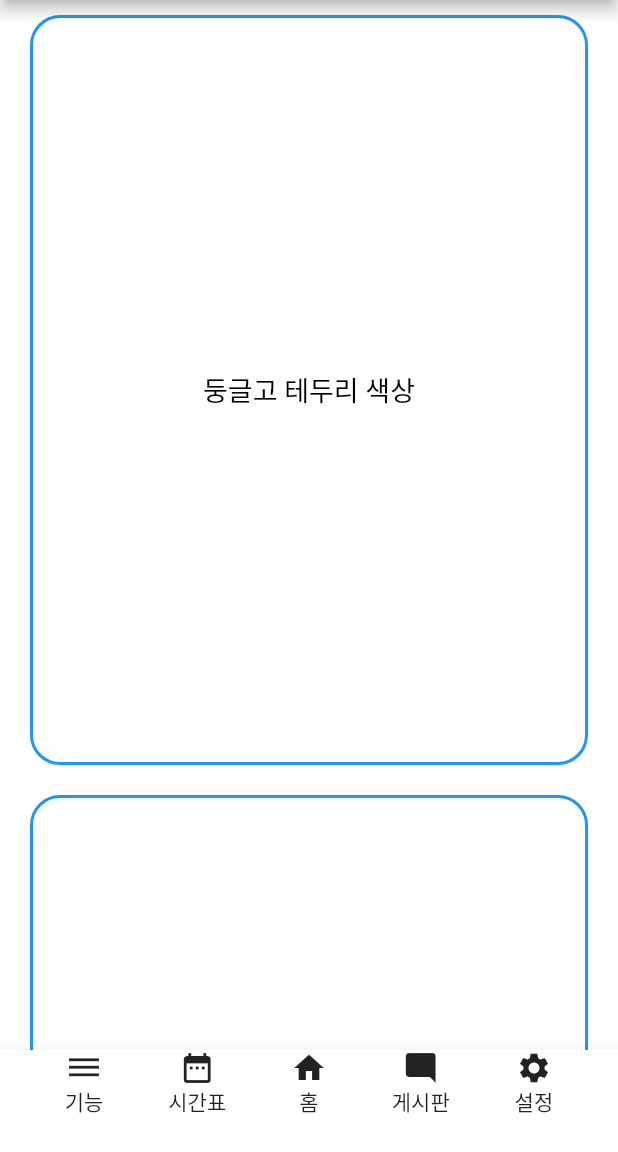
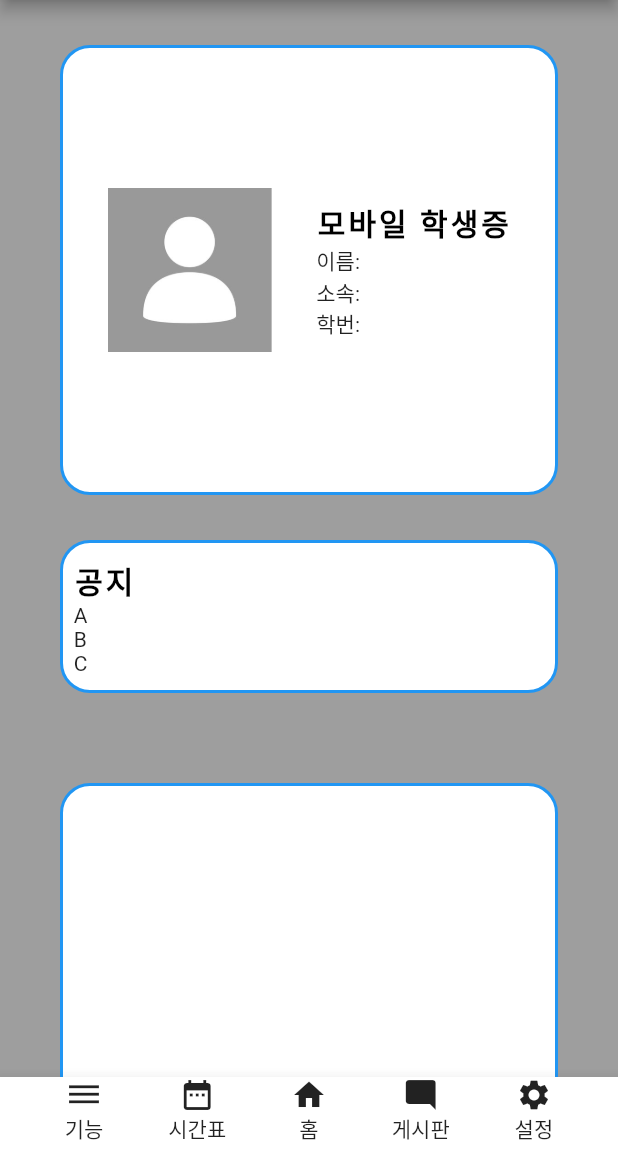
Before and after one commit to kevink1113/Sogang-Link, a Flutter app: the screen it shows after launch, on a phone screen of 412 x 824 dp, the part 84-1236 px from its top. Run offline on Flutter 3.47's test engine with Material 2 defaults, Android fonts, the phone set to English and light mode, and no system bars.

Commit message:
기본적인 페이지 구성

```diff
--- a/frontend/lib/home.dart
+++ b/frontend/lib/home.dart
@@ -1,17 +1,18 @@
 import 'package:flutter/material.dart';
 import 'package:flutter/services.dart';
-import 'dart:async';
-import 'dart:math';
+import 'package:soganglink/homepage.dart';
 
-class HomePage extends StatefulWidget {
-  const HomePage({Key? key}) : super(key: key);
+import 'package:soganglink/timetable.dart';
+
+class Home extends StatefulWidget {
+  const Home({Key? key}) : super(key: key);
   @override
-  _HomePage createState() => _HomePage();
+  _Home createState() => _Home();
 }
 
-class _HomePage extends State<HomePage> {
+class _Home extends State<Home> {
   final GlobalKey<ScaffoldState> scaffoldKey = GlobalKey<ScaffoldState>();
-
+  Widget bodyPage = const HomePage();
   @override
   void initState() {
     super.initState();
@@ -19,13 +20,11 @@
 
   @override
   Widget build(BuildContext context) {
-    var screenwidth = MediaQuery.of(context).size.width;
     // TODO: implement build
 
     return Scaffold(
         key: scaffoldKey,
-        backgroundColor: Colors.white,
-        //
+        backgroundColor: Colors.grey,
         appBar: AppBar(
           title: const Center(
             child: Text(
@@ -38,116 +37,28 @@
           ),
           backgroundColor: Colors.redAccent,
         ),
-        body: SingleChildScrollView(
-          child: Column(
-            children: [
-              Container(
-                alignment: Alignment.center,
-                decoration: BoxDecoration(
-                  color: Colors.white, // Container의 배경색
-                  borderRadius: BorderRadius.circular(20), // 둥근 모서리 반경 설정
-                  border: Border.all(
-                    color: Colors.blue, // 테두리 색상
-                    width: 2, // 테두리 두께
-                  ),
-                ),
-                height: 500,
-                margin: EdgeInsets.fromLTRB(20, 10, 20, 10),
-                child: Center(
-                  child: Text(
-                    '둥글고 테두리 색상',
-                    style: TextStyle(
-                      fontSize: 18,
-                      color: Colors.black,
-                    ),
-                  ),
-                ),
-              ),
-              Container(
-                alignment: Alignment.center,
-                decoration: BoxDecoration(
-                  color: Colors.white, // Container의 배경색
-                  borderRadius: BorderRadius.circular(20), // 둥근 모서리 반경 설정
-                  border: Border.all(
-                    color: Colors.blue, // 테두리 색상
-                    width: 2, // 테두리 두께
-                  ),
-                ),
-                height: 500,
-                margin: EdgeInsets.fromLTRB(20, 10, 20, 10),
-                child: Center(
-                  child: Text(
-                    '둥글고 테두리 색상',
-                    style: TextStyle(
-                      fontSize: 18,
-                      color: Colors.black,
-                    ),
-                  ),
-                ),
-              ),
-              Container(
-                alignment: Alignment.center,
-                decoration: BoxDecoration(
-                  color: Colors.white, // Container의 배경색
-                  borderRadius: BorderRadius.circular(20), // 둥근 모서리 반경 설정
-                  border: Border.all(
-                    color: Colors.blue, // 테두리 색상
-                    width: 2, // 테두리 두께
-                  ),
-                ),
-                height: 500,
-                margin: EdgeInsets.fromLTRB(20, 10, 20, 10),
-                child: Center(
-                  child: Text(
-                    '둥글고 테두리 색상',
-                    style: TextStyle(
-                      fontSize: 18,
-                      color: Colors.black,
-                    ),
-                  ),
-                ),
-              ),
-              Container(
-                alignment: Alignment.center,
-                decoration: BoxDecoration(
-                  color: Colors.white, // Container의 배경색
-                  borderRadius: BorderRadius.circular(20), // 둥근 모서리 반경 설정
-                  border: Border.all(
-                    color: Colors.blue, // 테두리 색상
-                    width: 2, // 테두리 두께
-                  ),
-                ),
-                height: 500,
-                margin: EdgeInsets.fromLTRB(20, 10, 20, 10),
-                child: Center(
-                  child: Text(
-                    '둥글고 테두리 색상',
-                    style: TextStyle(
-                      fontSize: 18,
-                      color: Colors.black,
-                    ),
-                  ),
-                ),
-              )
-            ],
-          ),
-        ),
-        bottomNavigationBar: const BottomAppBar(
-          height: 68,
+        body: bodyPage,
+        bottomNavigationBar: BottomAppBar(
+          height: 50,
           child: Row(
             mainAxisAlignment: MainAxisAlignment.spaceEvenly,
             children: [
               Flexible(
-                flex: 1,
                 child: Column(
                   children: [
                     Icon(Icons.dehaze),
                     Text('기능'),
                   ],
                 ),
+                flex: 1,
               ),
               Flexible(
-                flex: 1,
+                child: InkWell(
+                  onTap: () {
+                    setState(() {
+                      bodyPage = const TimeTable();
+                    });
+                  },
                   child: Column(
                     children: [
                       Icon(Icons.date_range),
@@ -155,13 +66,21 @@
                     ],
                   ),
                 ),
+                flex: 1,
+              ),
               Flexible(
-                flex: 1,
+                child: InkWell(
+                  onTap: () {
+                    setState(() {
+                      bodyPage = const HomePage();
+                    });
+                  },
                   child: Column(
                     children: [
                       Icon(Icons.home),
                       Text('홈'),
                     ],
+                  ),
                 ),
               ),
               Flexible(
--- /dev/null
+++ b/frontend/lib/homepage.dart
@@ -0,0 +1,158 @@
+import 'package:flutter/material.dart';
+import 'package:flutter/services.dart';
+
+
+
+class HomePage extends StatefulWidget{
+  const HomePage({Key? key}) : super(key:key);
+  @override
+  _HomePage createState() => _HomePage();
+}
+
+
+class _HomePage extends State<HomePage>{
+  @override
+  void initState() {
+    // TODO: implement initState
+    super.initState();
+  }
+
+  @override
+  Widget build(BuildContext context) {
+    // TODO: implement build
+    return SingleChildScrollView(
+      child: Column(
+        children: [
+          Container( //모바일 학생증
+              alignment: Alignment.center,
+              decoration: BoxDecoration(
+                color: Colors.white, // Container의 배경색
+                borderRadius: BorderRadius.circular(20), // 둥근 모서리 반경 설정
+                border: Border.all(
+                  color: Colors.blue, // 테두리 색상
+                  width: 2, // 테두리 두께
+                ),
+              ),
+              height: 300,
+              margin: EdgeInsets.fromLTRB(40, 30, 40, 10),
+              child: Row(
+                mainAxisAlignment: MainAxisAlignment.spaceEvenly,
+                children: [
+                  Flexible(
+                      flex: 1,
+                      child: ClipRRect(
+                          borderRadius: BorderRadius.circular(20.0),
+                          child: Image.asset(
+                            "assets/images/sample.jpg",
+                            height: 200,
+                            width: 200,
+                            fit: BoxFit.contain,
+                          )
+                      )
+                  ),
+                  Flexible(
+                      flex: 2,
+                      child: Column(
+                        crossAxisAlignment: CrossAxisAlignment.start,
+                        mainAxisAlignment: MainAxisAlignment.center,
+                        children: [
+                          Text(
+                            "모바일 학생증",
+                            style: TextStyle(
+                              color: Colors.black,
+                              fontSize: 20,
+                              fontWeight: FontWeight.bold,
+                              letterSpacing: 2.0,
+                            ),
+                          ),
+                          Text("이름: "),
+                          Text("소속: "),
+                          Text("학번: "),
+                        ],
+                      )
+                  )
+                ],
+              )
+          ),
+          Container(
+              alignment: Alignment(-0.95,-1.0),
+              decoration: BoxDecoration(
+                color: Colors.white, // Container의 배경색
+                borderRadius: BorderRadius.circular(20), // 둥근 모서리 반경 설정
+                border: Border.all(
+                  color: Colors.blue, // 테두리 색상
+                  width: 2, // 테두리 두께
+                ),
+              ),
+              margin: EdgeInsets.fromLTRB(40, 20, 40, 30),
+              child: Padding(
+                padding: EdgeInsets.fromLTRB(0, 10, 0, 10),
+                child: Column(
+                  crossAxisAlignment: CrossAxisAlignment.start,
+                  children: [
+                    Text(
+                      "공지",
+                      style: TextStyle(
+                        color: Colors.black,
+                        fontSize: 20,
+                        fontWeight: FontWeight.bold,
+                        letterSpacing: 2.0,
+                      ),
+                    ),
+                    Text("A"),
+                    Text("B"),
+                    Text("C"),
+                  ],
+                ),
+              )
+          ),
+          Container(
+            alignment: Alignment.center,
+            decoration: BoxDecoration(
+              color: Colors.white, // Container의 배경색
+              borderRadius: BorderRadius.circular(20), // 둥근 모서리 반경 설정
+              border: Border.all(
+                color: Colors.blue, // 테두리 색상
+                width: 2, // 테두리 두께
+              ),
+            ),
+            height: 500,
+            margin: EdgeInsets.fromLTRB(40, 30, 40, 30),
+            child: Center(
+              child: Text(
+                '둥글고 테두리 색상',
+                style: TextStyle(
+                  fontSize: 18,
+                  color: Colors.black,
+                ),
+              ),
+            ),
+          ),
+          Container(
+            alignment: Alignment.center,
+            decoration: BoxDecoration(
+              color: Colors.white, // Container의 배경색
+              borderRadius: BorderRadius.circular(20), // 둥근 모서리 반경 설정
+              border: Border.all(
+                color: Colors.blue, // 테두리 색상
+                width: 2, // 테두리 두께
+              ),
+            ),
+            height: 500,
+            margin: EdgeInsets.fromLTRB(20, 10, 20, 10),
+            child: Center(
+              child: Text(
+                '둥글고 테두리 색상',
+                style: TextStyle(
+                  fontSize: 18,
+                  color: Colors.black,
+                ),
+              ),
+            ),
+          )
+        ],
+      ),
+    );
+  }
+
+}
--- a/frontend/lib/main.dart
+++ b/frontend/lib/main.dart
@@ -11,8 +11,8 @@
   // This widget is the root of your application.
   @override
   Widget build(BuildContext context) {
-    return const MaterialApp(
-      home: HomePage(),
+    return MaterialApp(
+      home: const Home(),
     );
   }
 }
--- a/frontend/pubspec.yaml
+++ b/frontend/pubspec.yaml
@@ -32,6 +32,7 @@
     sdk: flutter
 
 
+
   # The following adds the Cupertino Icons font to your application.
   # Use with the CupertinoIcons class for iOS style icons.
   cupertino_icons: ^1.0.2
@@ -62,7 +63,8 @@
   # assets:
   #   - images/a_dot_burr.jpeg
   #   - images/a_dot_ham.jpeg
-
+  assets:
+    - assets/images/
   # An image asset can refer to one or more resolution-specific "variants", see
   # https://flutter.dev/assets-and-images/#resolution-aware
 
```
Also changed, not shown: frontend/lib/timetable.dart (added, +165 -0 lines), frontend/assets/images/sample.jpg (added). Lines whose indentation alone changed are shown as unchanged.
